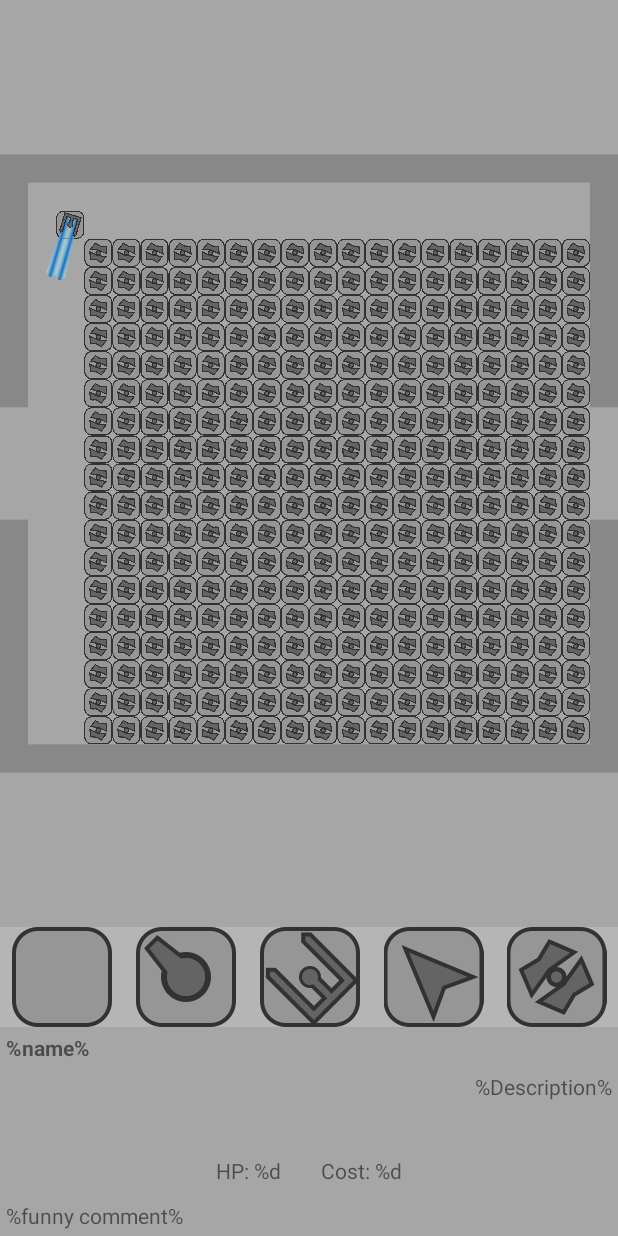
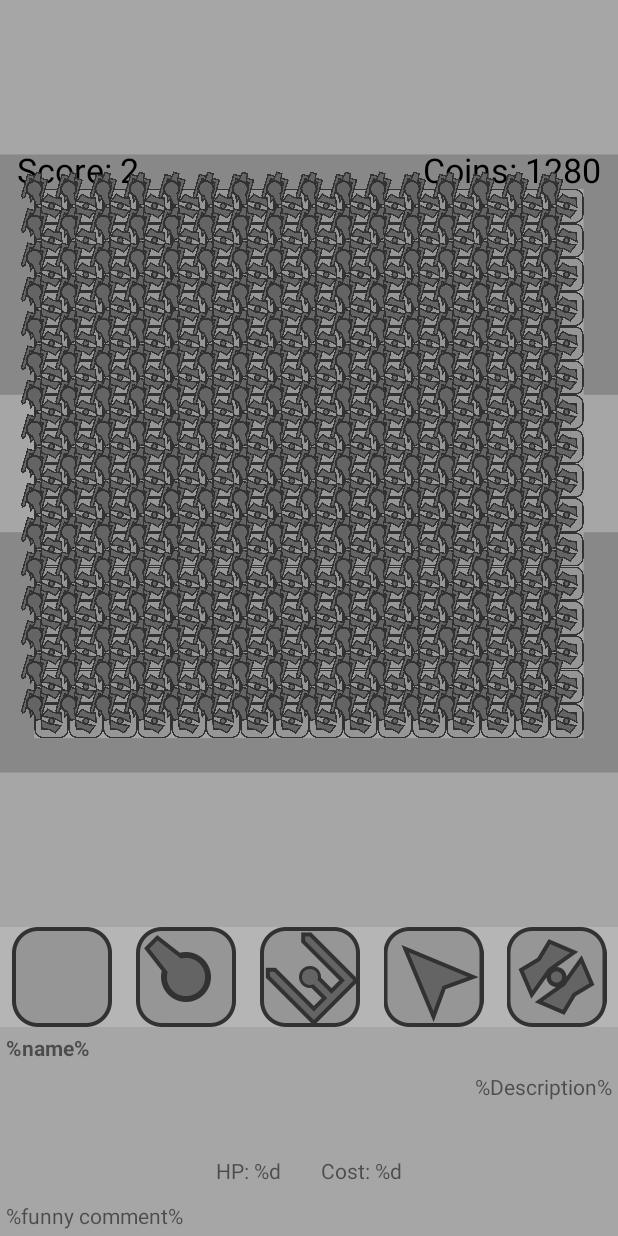
Before and after one commit to AndrewLuckett/DDC, an Android app: the screen it shows after launch (TdGame), on a phone screen of 412 x 824 dp. Run offline under Robolectric (Android 15) with nearby library versions, the phone set to English and light mode, and no system bars.

Commit message:
Add score and coin text values Further test worst case scenario

```diff
--- a/ASGame/app/src/main/java/andrew/DDC/back/GameThread.java
+++ b/ASGame/app/src/main/java/andrew/DDC/back/GameThread.java
@@ -33,6 +33,7 @@ public class GameThread extends Thread {
     //Is it safe to ask arenaView to draw again
 
     private float rot = 0;
+    private float fps;
     //Temp
 
 
@@ -84,20 +85,23 @@ public class GameThread extends Thread {
 
                 float dtfd = (now - lastDraw) / 1000000f; //Whole last frame time
                 lastDraw = now;
-                Log.v("Fps", "fps = " + 1000f / dtfd);
-                Log.v("Fps", "tps = " + 1000f / dtms);
+
+                fps = 1000f / dtfd;
+
+                //Log.v("Fps", "fps = " + 1000f / dtfd);
+                //Log.v("Fps", "tps = " + 1000f / dtms);
             }
 
 
             //Temporary forced slowdown
-            /*
+
             try {
                 Thread.sleep(1);
             } catch (InterruptedException e) {
                 e.printStackTrace();
             }
 
-             */
+
         }
     }
 
@@ -121,13 +125,18 @@ public class GameThread extends Thread {
     private void createDrawable() {
         //rot += 0.75f;
         db = new ArrayList<>();
-        for (int i = 2; i < height; i++) {
-            for (int j = 2; j < width; j++) {
-                db.add(new Drawable(R.drawable.tt_radar, rot, j, i, true));
+        for (int i = 0; i < height; i++) {
+            for (int j = 0; j < width; j++) {
+                db.add(new Drawable(R.drawable.tt_radar, rot, j, i, true)); //Tower
+                db.add(new Drawable(R.drawable.tt_aa, rot, j, i, false)); //Bug
+                db.add(new Drawable(R.drawable.tt_gauss, rot, j, i, false)); //Proj1
+                db.add(new Drawable(R.drawable.tt_basic, 180 + rot, j, i, false)); //Proj2
+                db.add(new Drawable(R.drawable.tt_basic, 360 - rot, j, i, false)); //Proj3
+                //Literal worst case
             }
         }
-        db.add(new Drawable(R.drawable.tt_gauss,rot,1,1,true));
-        db.add(new Drawable(R.drawable.pr_gauss,rot,1.5f,1.5f,false));
+        //db.add(new Drawable(R.drawable.tt_gauss,rot,1,1,true));
+        //db.add(new Drawable(R.drawable.pr_gauss,rot,1.5f,1.5f,false));
         //Remember towers use tl corner other ents use centre!
         //Placeholder testing
 
@@ -155,4 +164,12 @@ public class GameThread extends Thread {
     public void setSafeToDraw(boolean safe) {
         safeToDraw = safe;
     }
+
+    public int getScore() {
+        return (int) fps;
+    }
+
+    public int getCoins() {
+        return db.size();
+    }
 }
--- a/ASGame/app/src/main/java/andrew/DDC/front/ArenaView.java
+++ b/ASGame/app/src/main/java/andrew/DDC/front/ArenaView.java
@@ -27,8 +27,10 @@ import andrew.DDC.back.Vec2;
 
 public class ArenaView extends View {
 
-    Paint boundaryPaint = new Paint();
-    Paint backPaint = new Paint();
+    private Paint boundaryPaint = new Paint();
+    private Paint backPaint = new Paint();
+    private Paint tp = new Paint();
+    private Paint tpr = new Paint();
 
     float scale = 1f;
     int arenaWidth = 10, arenaHeight = 10;
@@ -36,7 +38,10 @@ public class ArenaView extends View {
     Matrix gent = new Matrix();
     HashMap<Integer, Bitmap> res = new HashMap<>();
 
-    ArrayList<Drawable> stuff = new ArrayList<>();
+    private ArrayList<Drawable> stuff = new ArrayList<>();
+    private int score;
+    private int coins;
+
     private GameThread game;
 
 
@@ -65,16 +70,22 @@ public class ArenaView extends View {
         backPaint.setStyle(Paint.Style.STROKE);
         backPaint.setColor(ContextCompat.getColor(getContext(), R.color.main_back));
 
+        tp.setAntiAlias(true);
+        tpr.setAntiAlias(true);
+        tpr.setTextAlign(Paint.Align.RIGHT);
+
         onSizeChanged(getWidth(), getHeight(), 0, 0); //Just in case
     }
 
 
     public void update() {
         stuff = game.getDrawables();
+        score = game.getScore();
+        coins = game.getCoins();
         invalidate();
     }
 
-
+    Matrix ment = new Matrix();
     @Override
     protected void onDraw(Canvas canvas) {
         super.onDraw(canvas);
@@ -82,23 +93,28 @@ public class ArenaView extends View {
         game.setSafeToDraw(false); //In case ui calls a redraw
         drawBounds(canvas);
 
+        Bitmap tow = drawableToBitmap(R.drawable.tt_base);
+
+        gent.setScale(scale / 200f, scale / 200f); //Scale image
+        gent.postTranslate(offset.getX(), offset.getY()); //Add main offset
+
         for (Drawable d : stuff) {
-            gent.setScale(scale / 200f, scale / 200f); //Scale image
-            gent.postTranslate((d.getXoff() + 1) * scale, (d.getYoff() + 1) * scale); //Locate image
-            gent.postTranslate(offset.getX(), offset.getY()); //Add main offset
+            ment.set(gent);
+            ment.postTranslate((d.getXoff() + 1) * scale, (d.getYoff() + 1) * scale); //Locate image
 
             Bitmap out = drawableToBitmap(d.getGId());
             float outoff = out.getWidth() / 2f; //All images must be square
 
             if (d.isTower()) { //If tower draw base
-                canvas.drawBitmap(drawableToBitmap(R.drawable.tt_base), gent, null); //Draw base
+                canvas.drawBitmap(tow, ment, null); //Draw base
             } else { //If not offset image by half to centre on point
-                gent.preTranslate(-outoff, -outoff);
+                ment.preTranslate(-outoff, -outoff);
             }
-            gent.preRotate(d.getRotation(), outoff, outoff); //Rotate about centre
-            canvas.drawBitmap(out, gent, null);
+            ment.preRotate(d.getRotation(), outoff, outoff); //Rotate about centre
+            canvas.drawBitmap(out, ment, null);
 
         }
+
         game.setSafeToDraw(true);
     }
 
@@ -107,8 +123,12 @@ public class ArenaView extends View {
         float y = offset.getY() + scale / 2;
         canvas.drawRect(x, y, getWidth() - x, getHeight() - y, boundaryPaint);
 
-        float ymid = (arenaHeight / 2f) * scale + offset.getY() + scale;
-        canvas.drawRect(x, ymid - 1.5f * scale, getWidth() - x, ymid + 1.5f * scale, backPaint);
+        y = (arenaHeight / 2f) * scale + offset.getY() + scale;
+        canvas.drawRect(x, y - 1.5f * scale, getWidth() - x, y + 1.5f * scale, backPaint);
+
+        y = offset.getY() + scale/2f - (tp.descent() + tp.ascent())/2f;
+        canvas.drawText("Score: "+score,x,y,tp );
+        canvas.drawText("Coins: "+coins,getWidth()-x,y,tpr);
     }
 
 
@@ -136,6 +156,8 @@ public class ArenaView extends View {
         }
         boundaryPaint.setStrokeWidth(scale);
         backPaint.setStrokeWidth(scale);
+        tp.setTextSize(scale);
+        tpr.setTextSize(scale);
         //Log.v("Scale","S: "+ scale);
     }
 
--- a/ASGame/app/src/main/java/andrew/DDC/front/TdGame.java
+++ b/ASGame/app/src/main/java/andrew/DDC/front/TdGame.java
@@ -50,10 +50,10 @@ public class TdGame extends AppCompatActivity {
         setContentView(R.layout.activity_td_game);
         setupButtons();
 
-        GameThread game = new GameThread(20, 20, mHandler);
+        GameThread game = new GameThread(16, 16, mHandler);
         game.start();
         a = findViewById(R.id.ArenaView);
-        a.setup(20, 20, game);
+        a.setup(16, 16, game);
 
     }
 
```
